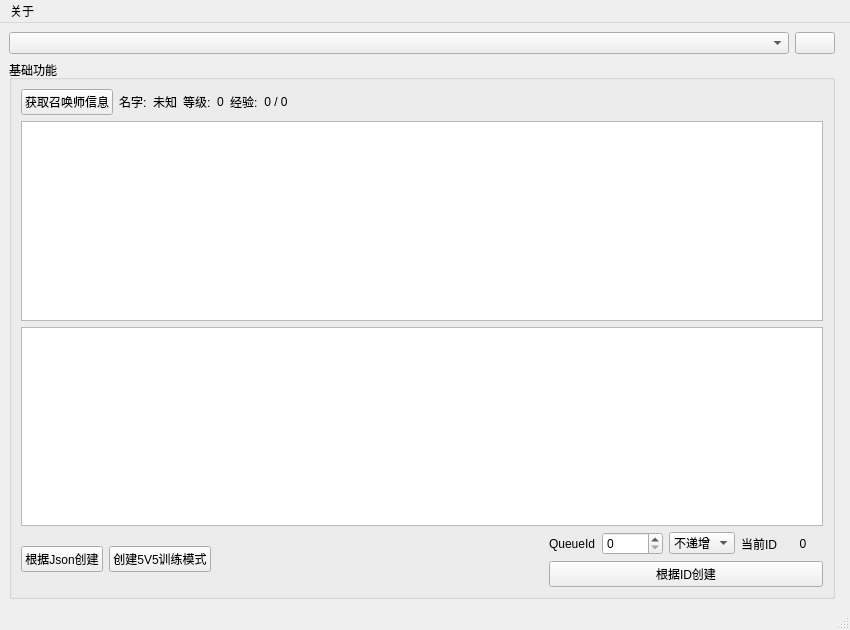
First picture: the form in LeagueLobby/mainwindow.ui, repository MarioCrane/LeagueLobby, before the edit.
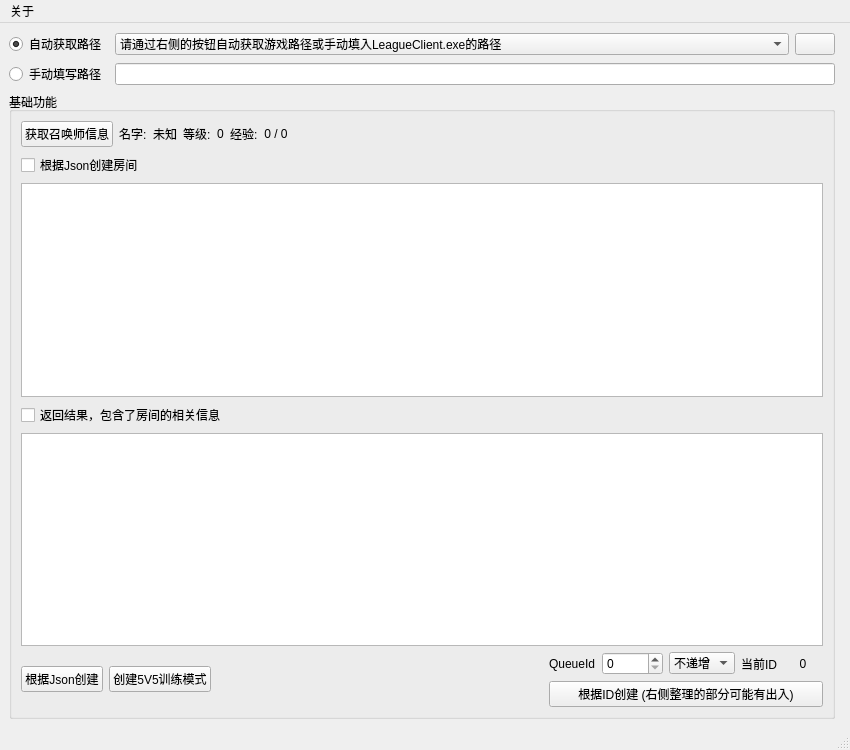
Second picture: the form after the edit.

Diff of the .ui file:
```diff
--- a/LeagueLobby/mainwindow.ui
+++ b/LeagueLobby/mainwindow.ui
@@ -7,22 +7,29 @@
     <x>0</x>
     <y>0</y>
     <width>850</width>
-    <height>630</height>
+    <height>750</height>
    </rect>
   </property>
   <property name="windowTitle">
    <string>MainWindow</string>
   </property>
   <widget class="QWidget" name="centralwidget">
-   <layout class="QHBoxLayout" name="horizontalLayout_5">
+   <layout class="QHBoxLayout" name="horizontalLayout">
     <item>
      <layout class="QVBoxLayout" name="verticalLayout_2">
       <item>
-       <layout class="QHBoxLayout" name="horizontalLayout">
-        <item>
-         <widget class="QComboBox" name="cbox_paths"/>
+       <layout class="QGridLayout" name="gridLayout_2">
+        <item row="0" column="0">
+         <widget class="QRadioButton" name="rbtn_getPath_auto">
+          <property name="text">
+           <string>自动获取路径</string>
+          </property>
+          <property name="checked">
+           <bool>true</bool>
+          </property>
+         </widget>
         </item>
-        <item>
+        <item row="0" column="3">
          <widget class="QPushButton" name="btn_refresh">
           <property name="sizePolicy">
            <sizepolicy hsizetype="Fixed" vsizetype="Fixed">
@@ -35,6 +42,31 @@
           </property>
          </widget>
         </item>
+        <item row="0" column="1" colspan="2">
+         <widget class="QComboBox" name="cbox_paths">
+          <item>
+           <property name="text">
+            <string>请通过右侧的按钮自动获取游戏路径或手动填入LeagueClient.exe的路径</string>
+           </property>
+          </item>
+         </widget>
+        </item>
+        <item row="1" column="0">
+         <widget class="QRadioButton" name="rbtn_getPath_manual">
+          <property name="maximumSize">
+           <size>
+            <width>100</width>
+            <height>16777215</height>
+           </size>
+          </property>
+          <property name="text">
+           <string>手动填写路径</string>
+          </property>
+         </widget>
+        </item>
+        <item row="1" column="1" colspan="3">
+         <widget class="QLineEdit" name="lineEdit_path"/>
+        </item>
        </layout>
       </item>
       <item>
@@ -118,9 +150,29 @@
            </item>
           </layout>
          </item>
+         <item>
+          <widget class="QCheckBox" name="cbox_createFromJson">
+           <property name="text">
+            <string>根据Json创建房间</string>
+           </property>
+           <property name="checkable">
+            <bool>false</bool>
+           </property>
+          </widget>
+         </item>
          <item>
           <widget class="QPlainTextEdit" name="textEdit_json"/>
          </item>
+         <item>
+          <widget class="QCheckBox" name="cbox_result">
+           <property name="text">
+            <string>返回结果，包含了房间的相关信息</string>
+           </property>
+           <property name="checkable">
+            <bool>false</bool>
+           </property>
+          </widget>
+         </item>
          <item>
           <widget class="QPlainTextEdit" name="textEdit_result">
            <property name="readOnly">
@@ -218,7 +270,7 @@
              <item row="1" column="0" colspan="6">
               <widget class="QPushButton" name="btn_createFromQueueId">
                <property name="text">
-                <string>根据ID创建</string>
+                <string>根据ID创建 (右侧整理的部分可能有出入)</string>
                </property>
               </widget>
              </item>
```
Left out of the diff: 35 changed lines with no effect on the pictures.
